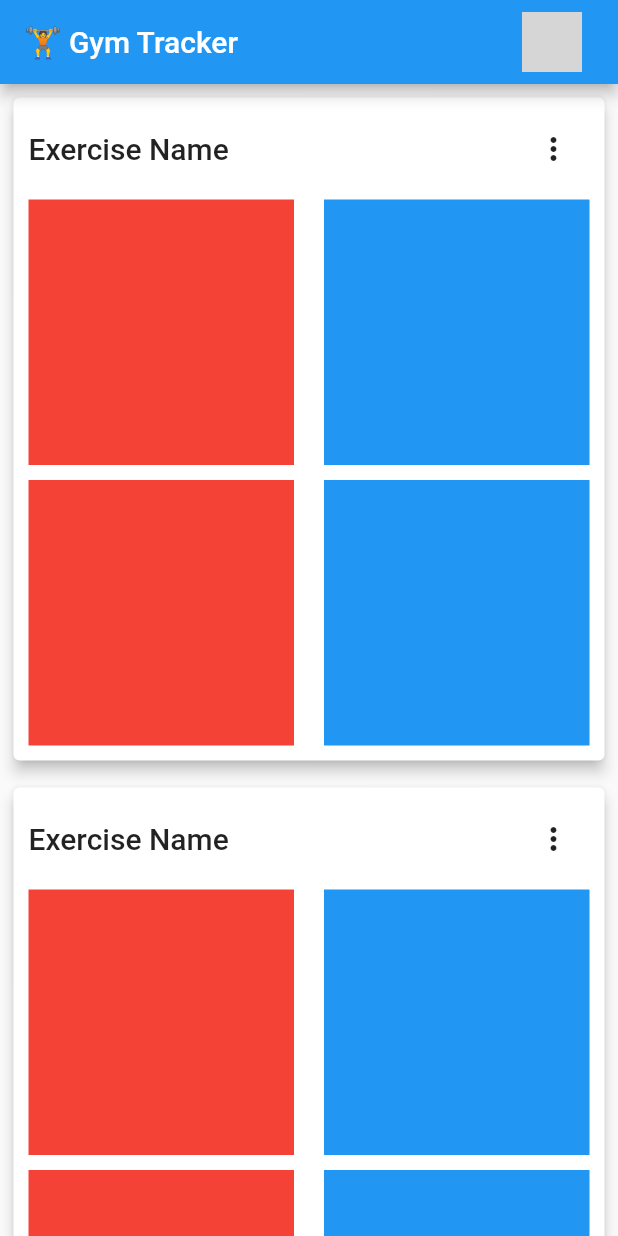
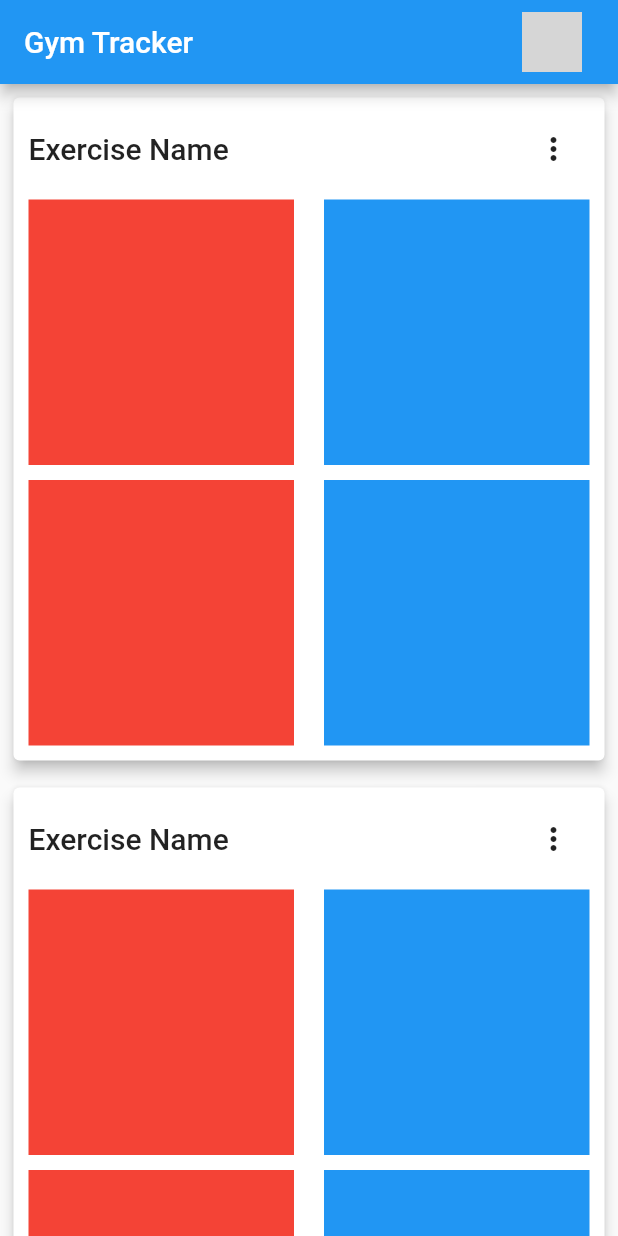
Before and after one commit to ms747/Gymtracker_mobile, a Flutter app: the screen it shows after launch, on a phone screen of 412 x 824 dp. Run offline on Flutter 3.47's test engine with Material 2 defaults, Android fonts, the phone set to English and light mode, and no system bars; our stand-ins replace bloc, flutter_bloc; network calls fail; grey boxes are pictures that could not be loaded.

Commit message:
Removed : Icon from title

```diff
--- a/lib/bloc/exercise_event.dart
+++ b/lib/bloc/exercise_event.dart
@@ -1,4 +1,3 @@
-import 'package:gymtrackerandroid/bloc/exercise_bloc.dart';
 import 'package:meta/meta.dart';
 
 @immutable
--- a/lib/main.dart
+++ b/lib/main.dart
@@ -78,7 +78,7 @@ class MyApp extends StatelessWidget {
       home: Scaffold(
         key: _key,
         appBar: AppBar(
-          title: Text('🏋 Gym Tracker'),
+          title: Text('Gym Tracker'),
           actions: <Widget>[
             FlatButton(
               child: Avatar(
```
Also changed, not shown: lib/pages/Login.dart (+6 -1 lines).
